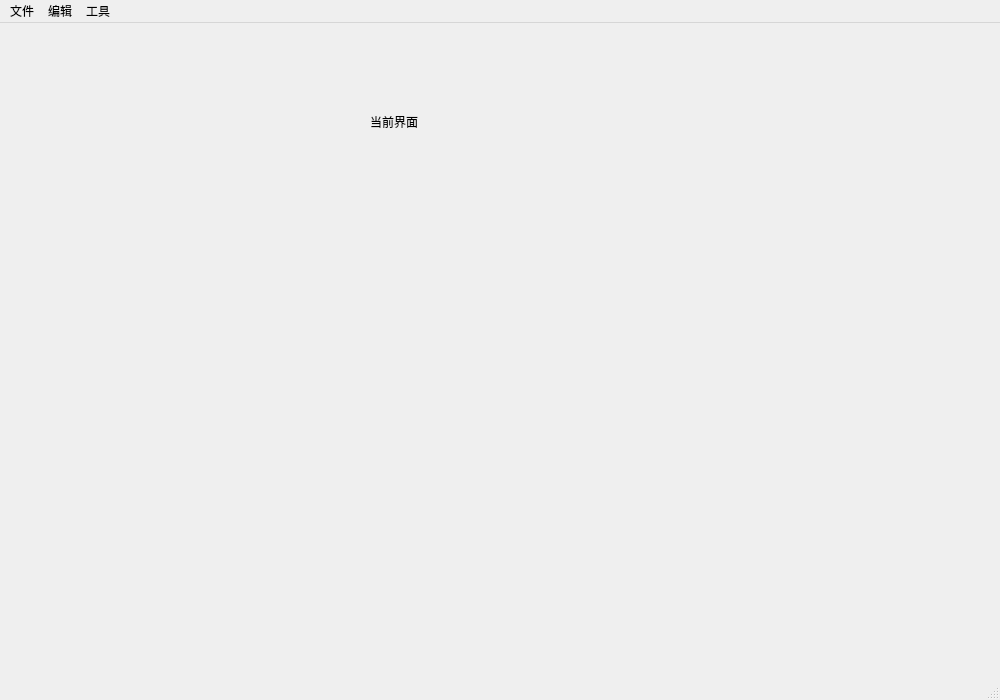
Before: the Qt Designer form main/ui/mainwindow.ui in 3548848289/SmartDesk, drawn with Qt 5.
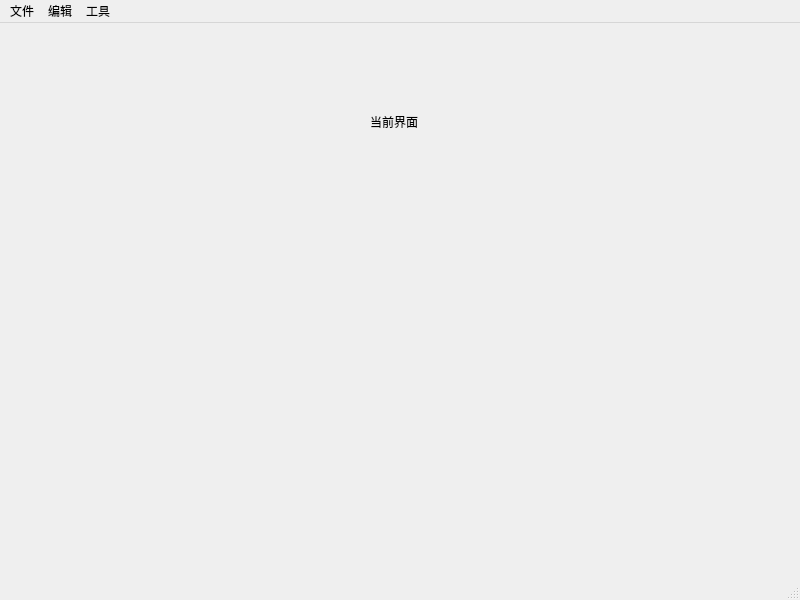
After: the same form once the commit is applied. Icons and pictures are not drawn.

```diff
--- a/main/ui/mainwindow.ui
+++ b/main/ui/mainwindow.ui
@@ -6,8 +6,8 @@
    <rect>
     <x>0</x>
     <y>0</y>
-    <width>1000</width>
-    <height>700</height>
+    <width>800</width>
+    <height>600</height>
    </rect>
   </property>
   <property name="windowTitle">
@@ -55,8 +55,8 @@
     <rect>
      <x>0</x>
      <y>0</y>
-     <width>1000</width>
-     <height>21</height>
+     <width>800</width>
+     <height>16</height>
     </rect>
    </property>
    <widget class="QMenu" name="menufile">
```
Left out of the diff: 5 changed lines with no effect on the pictures.
